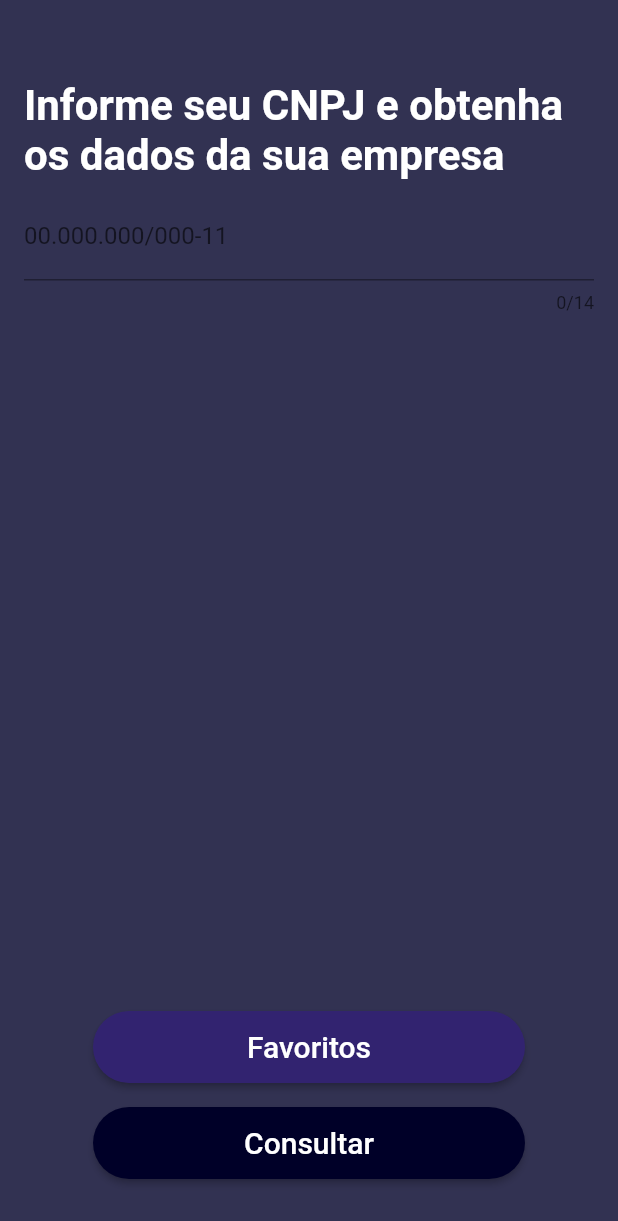
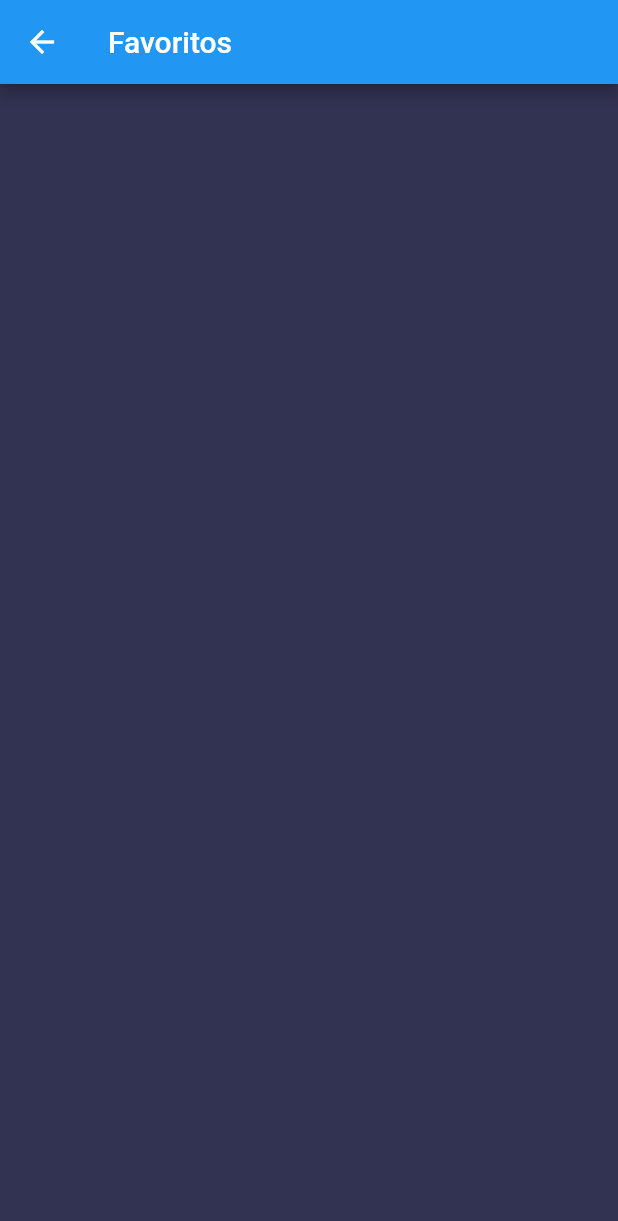
Before and after one commit to salllgado/minhaempresa_flutter, a Flutter app: the screen it shows after launch, after a tap on "Favoritos", on a phone screen of 412 x 824 dp. Shown: the top 1221 px of the screen. Run offline on Flutter 3.47's test engine with Material 2 defaults, Android fonts, the phone set to English and light mode, and no system bars; our stand-ins replace shared_preferences.

Commit message:
feat: create prefredList

```diff
--- a/lib/View/Login.dart
+++ b/lib/View/Login.dart
@@ -1,5 +1,6 @@
 import 'package:flutter/material.dart';
 import 'package:minhaempresa/View/EnterpriseView.dart';
+import 'package:minhaempresa/View/PreferedList.dart';
 import 'package:minhaempresa/ViewModel/EnterpriseViewModel.dart';
 import 'package:minhaempresa/Service/WebService.dart';
 import '../Components/AppColor.dart';
@@ -36,7 +37,7 @@ class _LoginState extends State<Login> {
   }
 
   void _buttonFavoriteAction() {
-
+    Navigator.push(context, MaterialPageRoute(builder: (context) => PreferedList()));
   }
 
   showAlertDialog1(BuildContext context)
--- /dev/null
+++ b/lib/View/PreferedList.dart
@@ -0,0 +1,19 @@
+import 'package:flutter/material.dart';
+import 'package:minhaempresa/Components/AppColor.dart';
+
+class PreferedList extends StatefulWidget {
+  @override
+  _PreferedListState createState() => _PreferedListState();
+}
+
+class _PreferedListState extends State<PreferedList> {
+  @override
+  Widget build(BuildContext context) {
+    return Scaffold(
+      appBar: AppBar(
+        title: Text("Favoritos"),
+      ),
+      backgroundColor: HexColor(AppColor.primaryColorLight),
+    );
+  }
+}
--- /dev/null
+++ b/lib/ViewModel/PreferedViewModel.dart
@@ -0,0 +1,3 @@
+class PreferedViewModel {
+
+}
```
Also changed, not shown: 3 other files.
